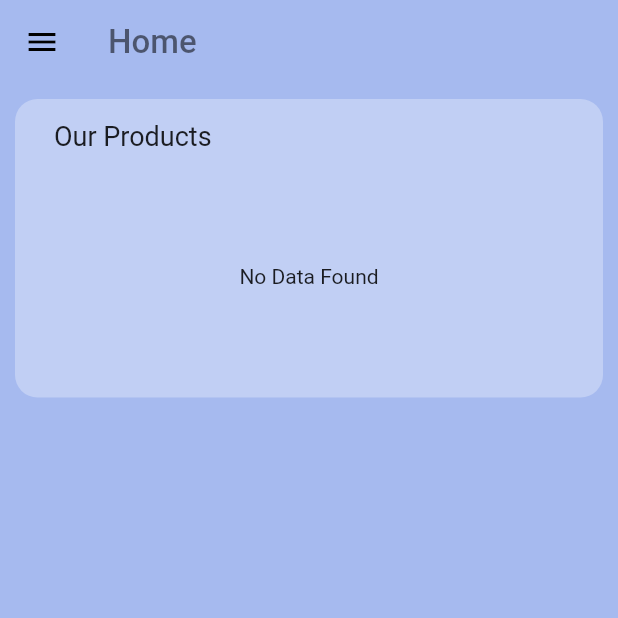
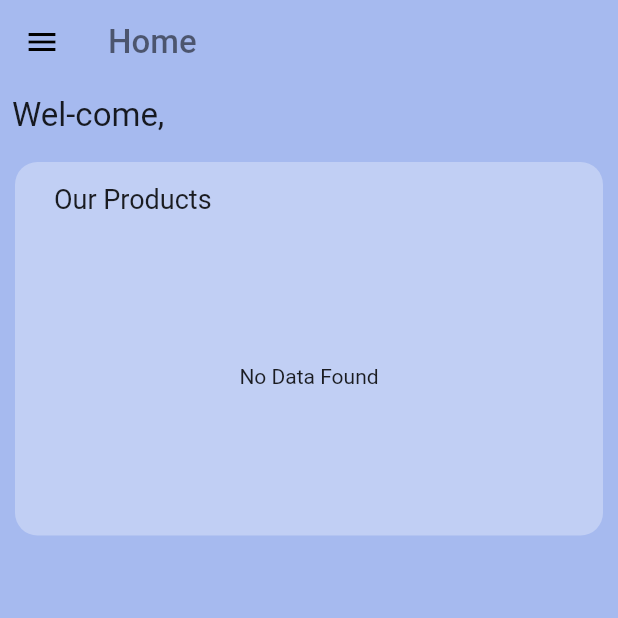
Before and after one commit to barsha219/fyp, a Flutter app: the HomeView screen opened directly, on a phone screen of 412 x 824 dp, the top half of it. Run offline on Flutter 3.47's test engine with Material 2 defaults, Android fonts, the phone set to English and light mode, and no system bars; our stand-ins replace dio, flutter_screenutil, fluttertoast, google_fonts; accounts and stored records are empty; network calls fail; Roboto replaces fonts that are missing (Ruluko).

Commit message:
product details, welcome title,logout done

```diff
--- a/lib/meta/screens/home/home.dart
+++ b/lib/meta/screens/home/home.dart
@@ -1,4 +1,7 @@
+import 'package:beauty_store/meta/screens/dashboard/dashboard.dart';
+import 'package:beauty_store/meta/screens/product.details.dart';
 import 'package:beauty_store/models/product_model.dart';
+import 'package:beauty_store/services/auth.service.dart';
 import 'package:beauty_store/services/product.service.dart';
 import 'package:flutter/material.dart';
 
@@ -17,8 +20,29 @@ class HomeView extends StatelessWidget {
           style: TextStyle(fontSize: 22, color: Colors.black54),
         ),
       ),
+
       body: SafeArea(
+        child: RefreshIndicator(
+          onRefresh: () async {
+            await ProductService().fetchProduct();
+          },
           child: CustomScrollView(slivers: [
+            SliverToBoxAdapter(
+              child: Padding(
+                padding: const EdgeInsets.all(8.0),
+                child: Row(
+                  children: [
+                    Text(
+                      "Wel-come, " +
+                          (AuthService.instance.user?.name).toString(),
+                      style: const TextStyle(
+                        fontSize: 22,
+                      ),
+                    )
+                  ],
+                ),
+              ),
+            ),
             // const SliverToBoxAdapter(
             //     // child: SizedBox(
             //     //   height: 30,
@@ -35,8 +59,8 @@ class HomeView extends StatelessWidget {
                 child: Column(
                   children: [
                     Padding(
-                    padding:
-                        const EdgeInsets.symmetric(horizontal: 20, vertical: 8),
+                      padding: const EdgeInsets.symmetric(
+                          horizontal: 20, vertical: 8),
                       child: Row(
                         children: const [
                           Text(
@@ -49,12 +73,13 @@ class HomeView extends StatelessWidget {
                       ),
                     ),
                     SizedBox(
-                      height: 150,
+                        height: 200,
                         child: FutureBuilder<List<Product>>(
                             future: ProductService().fetchProduct(),
                             builder: (context, snapshot) {
                               if (!snapshot.hasData) {
-                              return const Center(child: Text("No Data Found"));
+                                return const Center(
+                                    child: Text("No Data Found"));
                               }
                               List<Product> products =
                                   snapshot.data as List<Product>;
@@ -66,19 +91,27 @@ class HomeView extends StatelessWidget {
                                   return SizedBox(
                                       width: 120.0,
                                       child: InkWell(
-                                      onTap: () {},
+                                        onTap: () {
+                                          Navigator.push(context,
+                                              MaterialPageRoute(builder: (_) {
+                                            return ProductDetails(
+                                              product: product,
+                                            );
+                                          }));
+                                        },
                                         child: Column(
                                           children: [
                                             Card(
                                               color: Colors.white,
                                               child: Container(
-                                              height: 110,
-                                              width: 90,
-                                              decoration: snapshot.data != null
+                                                height: 160,
+                                                width: 100,
+                                                decoration: snapshot.data !=
+                                                        null
                                                     ? BoxDecoration(
                                                         borderRadius:
-                                                          BorderRadius.circular(
-                                                              5.0),
+                                                            BorderRadius
+                                                                .circular(5.0),
                                                         image: DecorationImage(
                                                           image: NetworkImage(
                                                               product.image ??
@@ -91,7 +124,8 @@ class HomeView extends StatelessWidget {
                                             ),
                                             Container(
                                               width: double.infinity,
-                                            margin: const EdgeInsets.symmetric(
+                                              margin:
+                                                  const EdgeInsets.symmetric(
                                                       horizontal: 6),
                                               padding: const EdgeInsets.all(4),
                                               decoration: BoxDecoration(
@@ -119,6 +153,7 @@ class HomeView extends StatelessWidget {
             )
           ]),
         ),
+      ),
       drawer: Drawer(
         child: ListView(
           padding: EdgeInsets.zero,
@@ -129,6 +164,13 @@ class HomeView extends StatelessWidget {
               ),
               child: Center(child: Column()),
             ),
+            ListTile(
+              title: const Text("Logout"),
+              onTap: () => Navigator.pushReplacement(
+                  context,
+                  MaterialPageRoute(
+                      builder: (context) => const DashBoardView())),
+            ),
           ],
         ),
       ),
--- /dev/null
+++ b/lib/models/user.model.dart
@@ -0,0 +1,66 @@
+class UserResponse {
+  UserResponse({
+    this.message,
+    this.user,
+    this.status,
+    this.token,
+  });
+
+  String? message;
+  User? user;
+  int? status;
+  String? token;
+
+  factory UserResponse.fromMap(Map<String, dynamic> json) => UserResponse(
+        message: json["message"],
+        user: json["user"] != null ? User.fromMap(json["user"]) : null,
+        status: json["status"],
+        token: json["token"],
+      );
+
+  Map<String, dynamic> toMap() => {
+        "message": message,
+        "user": user != null ? user!.toMap() : null,
+        "status": status,
+        "token": token,
+      };
+}
+
+class User {
+  User({
+    this.name,
+    this.email,
+    this.password,
+    this.phoneNumber,
+    this.address,
+    this.id,
+    this.isAdmin,
+  });
+  bool? isAdmin;
+  String? name;
+  String? email;
+  String? password;
+  String? phoneNumber;
+  String? address;
+  String? id;
+
+  factory User.fromMap(Map<String, dynamic> json) => User(
+        name: json["name"],
+        email: json["email"],
+        password: json["password"],
+        phoneNumber: json["phoneNumber"],
+        address: json["address"],
+        id: json["_id"],
+        isAdmin: json["isAdmin"] ?? false,
+      );
+
+  Map<String, dynamic> toMap() => {
+        "name": name,
+        "email": email,
+        "password": password,
+        "phoneNumber": phoneNumber,
+        "address": address,
+        "_id": id,
+        "isAdmin": isAdmin ?? false,
+      };
+}
--- a/lib/services/auth.service.dart
+++ b/lib/services/auth.service.dart
@@ -1,11 +1,15 @@
 import 'dart:developer';
 import 'package:beauty_store/meta/screens/home/home.dart';
+import 'package:beauty_store/models/user.model.dart';
 import 'package:dio/dio.dart';
 import 'package:flutter/material.dart';
 import '../config/app_config.dart';
 
+//singleton(single instance of a class) pattern for Auth service
 class AuthService {
-  static final AuthService instance = AuthService._internal();
+  User? user;
+  static final AuthService instance =
+      AuthService._internal(); //instance of a class
 
   factory AuthService() {
     return instance;
@@ -22,6 +26,8 @@ class AuthService {
         "password": password,
       });
       if (response.statusCode == 200) {
+        user = UserResponse.fromMap(response.data)
+            .user; //assigning the value to user property of authservice
         Navigator.pushReplacement(
             context,
             MaterialPageRoute(
@@ -52,6 +58,7 @@ class AuthService {
         "address": address,
       });
       if (response.statusCode == 200) {
+        user = UserResponse.fromMap(response.data).user;
         Navigator.pushReplacement(
             context, MaterialPageRoute(builder: (context) => const HomeView()));
       } else {
```
Also changed, not shown: lib/meta/screens/product.details.dart (added, +83 -0 lines). Lines whose indentation alone changed are shown as unchanged.
